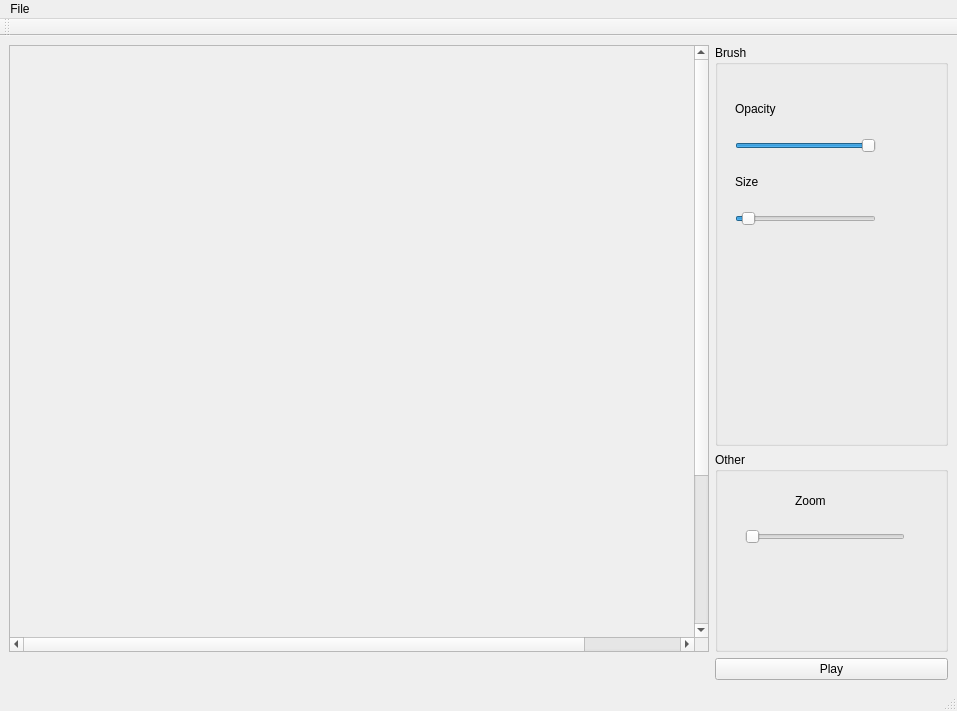
First picture: the form in main.ui, repository yycho0108/Composer, before the edit.
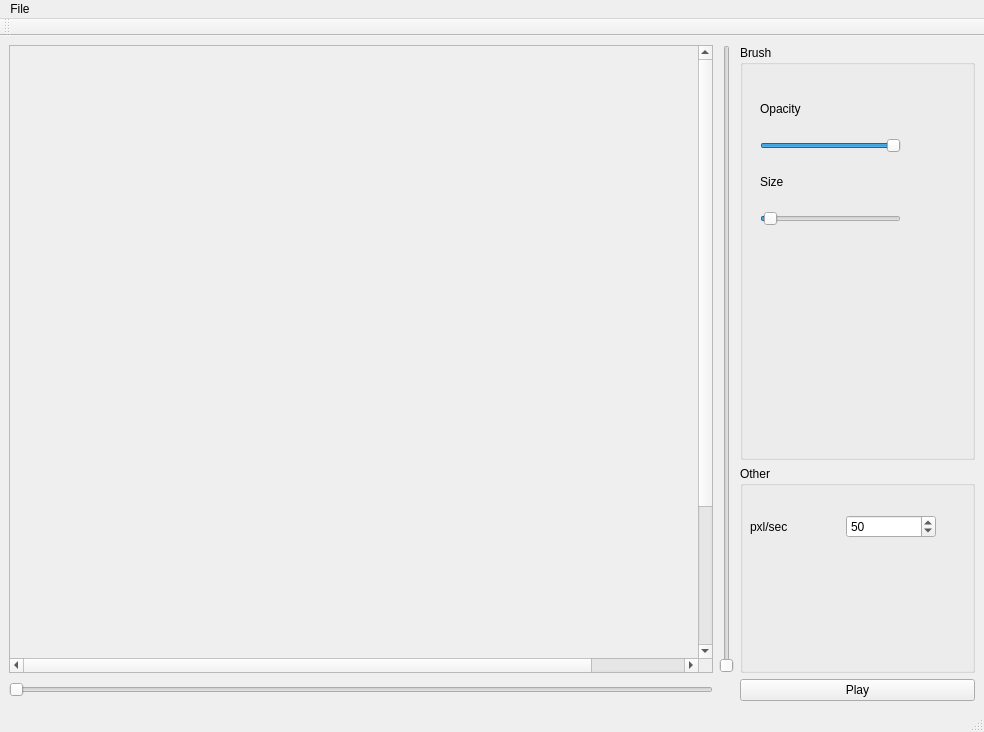
Second picture: the form after the edit. Custom widgets are drawn as their Qt base class.

Commit message: Implemented snapping, time/frequency scaling, grids, etc.

What changed in the file:
```diff
--- a/main.ui
+++ b/main.ui
@@ -6,15 +6,15 @@
    <rect>
     <x>0</x>
     <y>0</y>
-    <width>957</width>
-    <height>711</height>
+    <width>984</width>
+    <height>732</height>
    </rect>
   </property>
   <property name="windowTitle">
    <string>MainWindow</string>
   </property>
   <widget class="QWidget" name="centralwidget">
-   <layout class="QGridLayout" name="gridLayout_3" rowstretch="5,1" columnstretch="3,1">
+   <layout class="QGridLayout" name="gridLayout_3" rowstretch="5,1" columnstretch="3,1,1">
     <item row="0" column="0">
      <widget class="QScrollArea" name="scrollArea">
       <property name="sizePolicy">
@@ -72,47 +72,44 @@
       </widget>
      </widget>
     </item>
-    <item row="0" column="1">
+    <item row="0" column="2">
      <layout class="QGridLayout" name="gridLayout_2" rowstretch="2,1">
       <item row="1" column="0">
        <widget class="QGroupBox" name="groupBox_2">
         <property name="title">
          <string>Other</string>
         </property>
-        <widget class="QSlider" name="zmSlider">
+        <widget class="QWidget" name="">
          <property name="geometry">
           <rect>
-           <x>30</x>
-           <y>70</y>
-           <width>160</width>
-           <height>29</height>
-          </rect>
-         </property>
-         <property name="minimum">
-          <number>100</number>
-         </property>
-         <property name="maximum">
-          <number>1000</number>
-         </property>
-         <property name="sliderPosition">
-          <number>100</number>
-         </property>
-         <property name="orientation">
-          <enum>Qt::Horizontal</enum>
-         </property>
-        </widget>
-        <widget class="QLabel" name="label_3">
-         <property name="geometry">
-          <rect>
-           <x>80</x>
+           <x>10</x>
            <y>40</y>
-           <width>66</width>
-           <height>17</height>
+           <width>186</width>
+           <height>41</height>
           </rect>
          </property>
-         <property name="text">
-          <string>Zoom</string>
-         </property>
+         <layout class="QHBoxLayout" name="horizontalLayout">
+          <item>
+           <widget class="QLabel" name="label_3">
+            <property name="text">
+             <string>pxl/sec</string>
+            </property>
+           </widget>
+          </item>
+          <item>
+           <widget class="QSpinBox" name="ppsSpin">
+            <property name="minimum">
+             <number>10</number>
+            </property>
+            <property name="maximum">
+             <number>100</number>
+            </property>
+            <property name="value">
+             <number>50</number>
+            </property>
+           </widget>
+          </item>
+         </layout>
         </widget>
         <zorder>groupBox</zorder>
         <zorder>zmSlider</zorder>
@@ -169,6 +166,9 @@
           </item>
           <item>
            <widget class="QSlider" name="szSlider">
+            <property name="minimum">
+             <number>6</number>
+            </property>
             <property name="maximum">
              <number>255</number>
             </property>
@@ -186,13 +186,45 @@
       </item>
      </layout>
     </item>
-    <item row="1" column="1">
+    <item row="1" column="2">
      <widget class="QPushButton" name="playBtn">
       <property name="text">
        <string>Play</string>
       </property>
      </widget>
     </item>
+    <item row="0" column="1">
+     <widget class="QSlider" name="vertZmSlider">
+      <property name="minimum">
+       <number>100</number>
+      </property>
+      <property name="maximum">
+       <number>1000</number>
+      </property>
+      <property name="sliderPosition">
+       <number>100</number>
+      </property>
+      <property name="orientation">
+       <enum>Qt::Vertical</enum>
+      </property>
+     </widget>
+    </item>
+    <item row="1" column="0">
+     <widget class="QSlider" name="horzZmSlider">
+      <property name="minimum">
+       <number>100</number>
+      </property>
+      <property name="maximum">
+       <number>1000</number>
+      </property>
+      <property name="sliderPosition">
+       <number>100</number>
+      </property>
+      <property name="orientation">
+       <enum>Qt::Horizontal</enum>
+      </property>
+     </widget>
+    </item>
    </layout>
   </widget>
   <widget class="QMenuBar" name="menubar">
@@ -200,7 +232,7 @@
     <rect>
      <x>0</x>
      <y>0</y>
-     <width>957</width>
+     <width>984</width>
      <height>25</height>
     </rect>
    </property>
```
Left out of the diff: 3 changed lines with no effect on the pictures. The commit also changes 4 other files.
